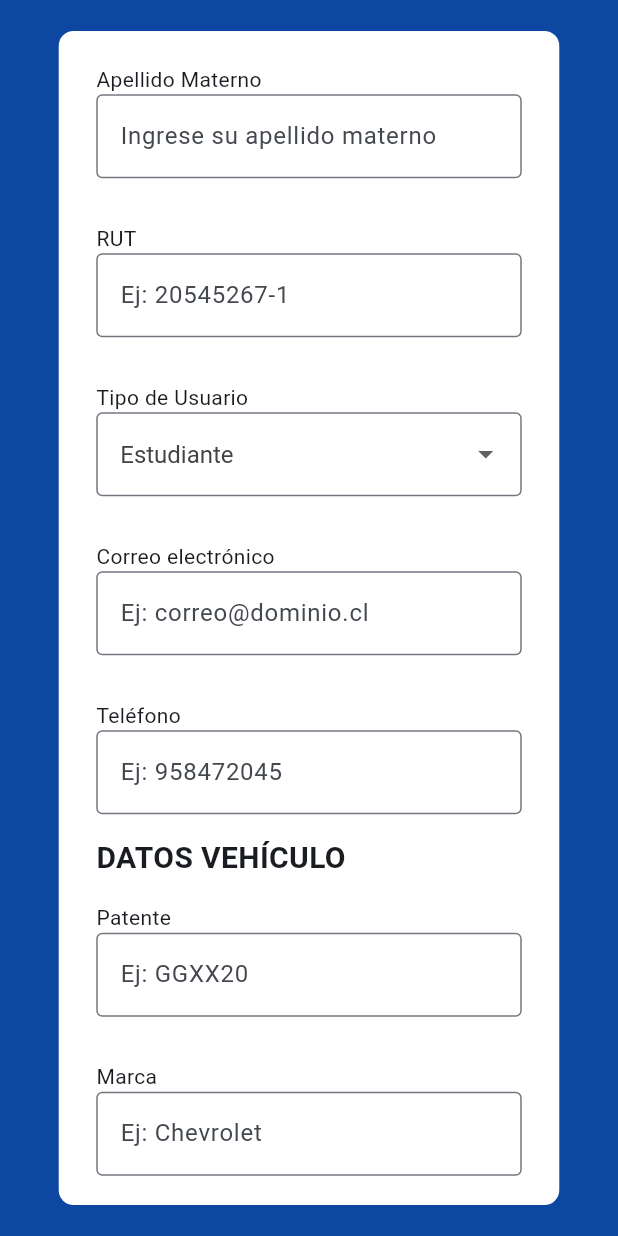
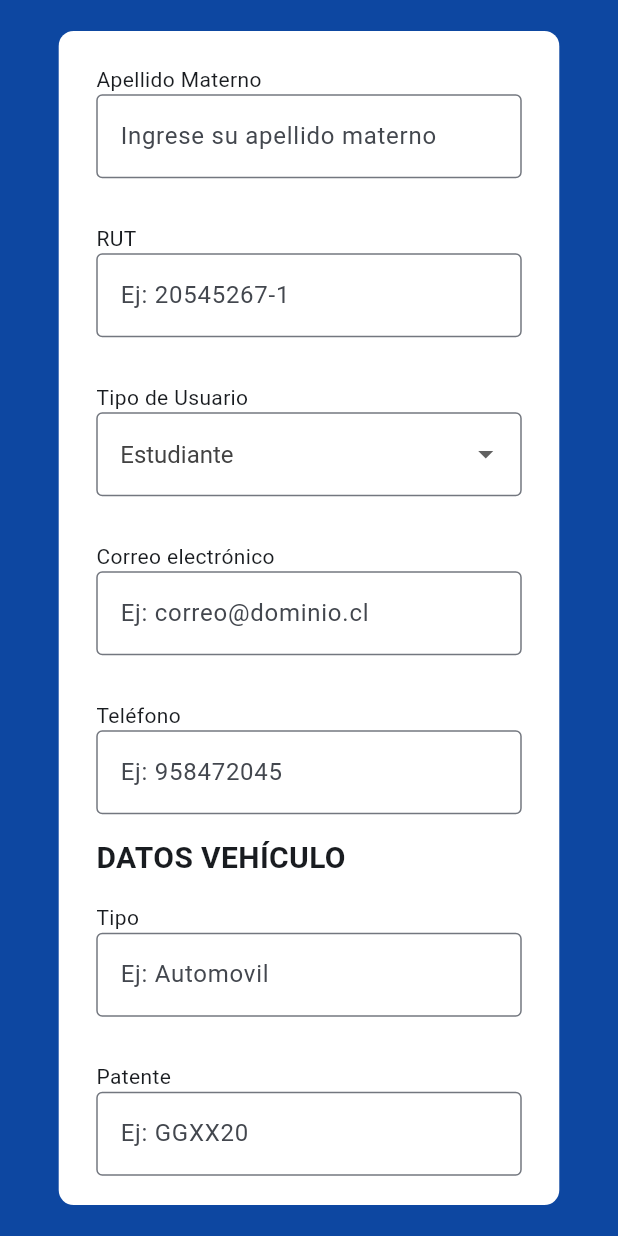
Before and after one commit to JoaquinPicazoV/SistemaEstacionamientoAPP, a Flutter app: the Registrarse1 screen opened directly, scrolled down 576 dp, on a phone screen of 412 x 824 dp. Run offline on Flutter 3.47's test engine with Material 3 defaults, Android fonts, the phone set to English and light mode, and no system bars; our stand-ins replace barcode_widget, flutter_svg, permission_handler, pinput; missing offline and left inert: flutter_timer_countdown, postgres, qrscan.

Commit message:
agregar color y tipo de vehiculo

```diff
--- a/lib/registrarse1.dart
+++ b/lib/registrarse1.dart
@@ -17,6 +17,9 @@ class Registrarse1 extends StatelessWidget {
   TextEditingController marcaEditingController = TextEditingController();
   TextEditingController modeloEditingController = TextEditingController();
   TextEditingController aEditingController = TextEditingController();
+  TextEditingController tipoEditingController = TextEditingController();
+  TextEditingController colorEditingController = TextEditingController();
+
 
   RegExp get _emailRegex => RegExp(r'^\S+@\S+$');
   RegExp get _numerosRegex => RegExp(r'^[^\d]*$');
@@ -214,9 +217,11 @@ class Registrarse1 extends StatelessWidget {
                                 fontWeight: FontWeight.bold,
                               ),
                             ),
+                            textFields('Tipo', 'Ej: Automovil', tipoEditingController, TextInputType.text, _todo, 'Ingrese un tipo valido'),
                             textFields('Patente', 'Ej: GGXX20', patenteEditingController, TextInputType.text, _todo, 'Ingrese una patente valido'),
                             textFields('Marca', 'Ej: Chevrolet', marcaEditingController, TextInputType.text, _todo, 'Ingrese una marca valido'),
                             textFields('Modelo', 'Ej: Sali', modeloEditingController, TextInputType.text, _todo, 'Ingrese un modelo valido'),
+                            textFields('Color', 'Ej: Rojo', colorEditingController, TextInputType.text, _todo, 'Ingrese un color valido'),
                             textFields('Año', 'Ej: 2014', aEditingController, TextInputType.datetime, _todo, 'Ingrese un año valido'),
                             Center(
                               child: Container(
```
